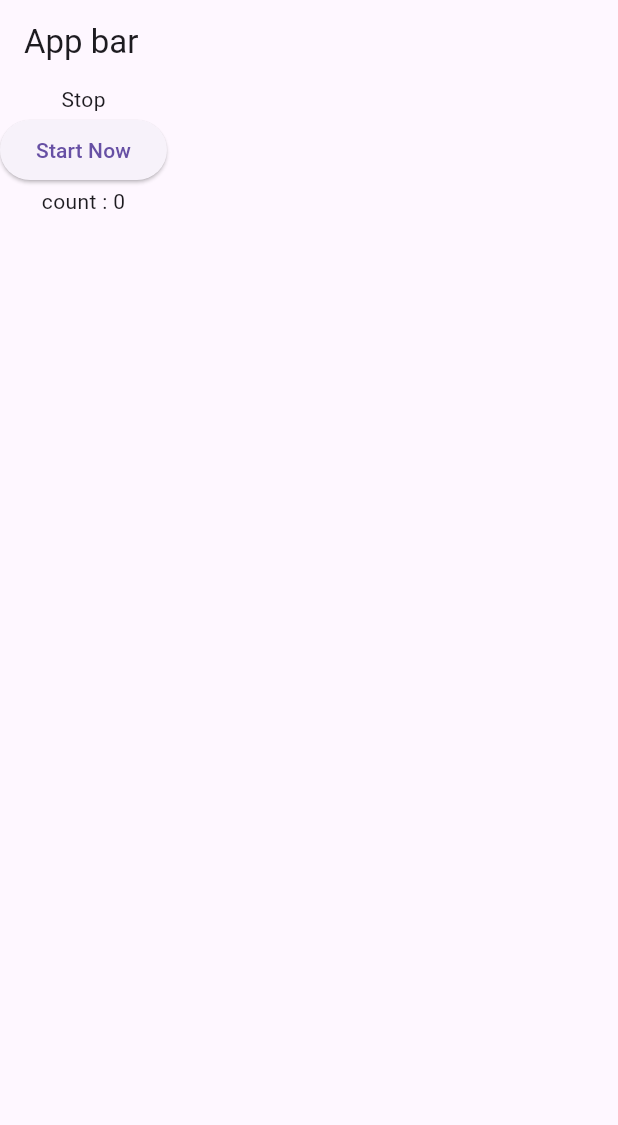
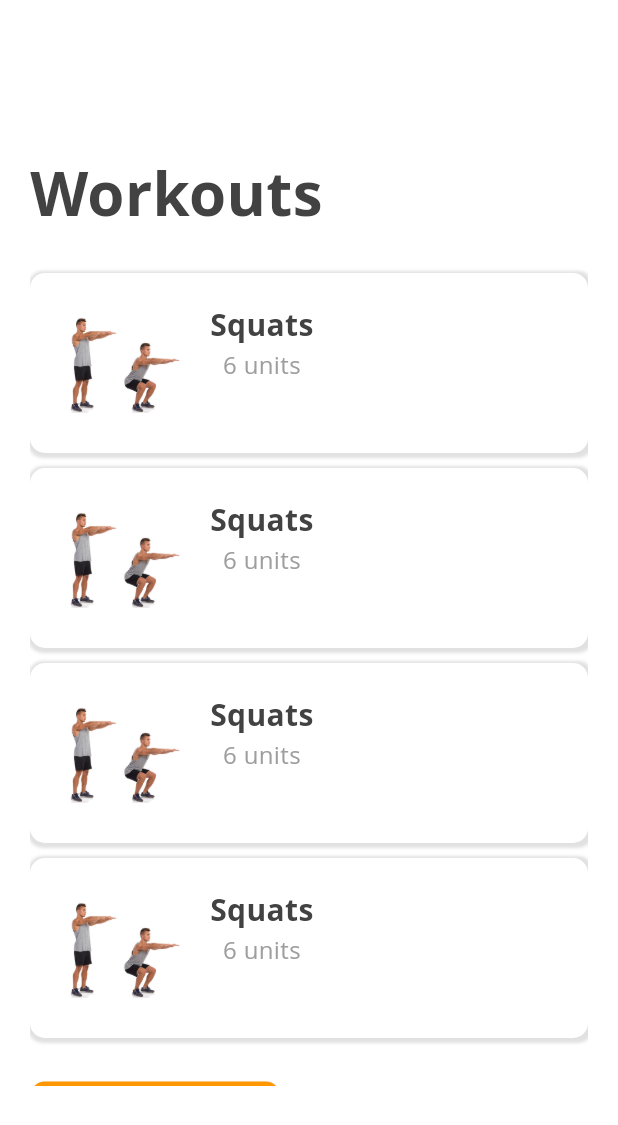
Before and after one commit to medelafia/fitness-tracker, a Flutter app: the screen it shows after launch, on a phone screen of 412 x 824 dp. Shown: the top 1125 px of the screen. Run offline on Flutter 3.47's test engine with Material 3 defaults, Android fonts, the phone set to English and light mode, and no system bars; our stand-ins replace sensors_plus; Roboto replaces fonts that are missing (Open Sans).

Commit message:
create exercices page

```diff
--- a/lib/pages/exercices.dart
+++ b/lib/pages/exercices.dart
@@ -1,3 +1,8 @@
+import 'dart:async';
+import 'dart:math';
+
+import 'package:fitness_tracker/widgets/exercice.dart';
+import 'package:flutter/cupertino.dart';
 import 'package:flutter/material.dart';
 import 'package:sensors_plus/sensors_plus.dart';
 
@@ -17,40 +22,72 @@ class _ExercicesPageState extends State<ExercicesPage> {
 
   int count = 0 ;
   int exerciceNumber = 1 ;
-  bool isStop = true ;
+  ValueNotifier<bool> isStop = ValueNotifier(false) ;
+  bool startPage = true ;
+  List<String> exercices = [ "1" , "2" , "3" , "4" ] ;
+  int stopTimer = 0 ;
 
 
+
+  void startTiming() {
+    if(!isStop.value) return ;
+
+    Timer.periodic(
+      const Duration(seconds: 1),
+      (Timer timer) {
+        setState(() {
+          stopTimer++ ;
+          if(stopTimer >= 30) {
+            isStop.value = false ;
+            stopTimer = 0 ;
+            timer.cancel();
+          }
+        });
+    }) ;
+  }
   @override
   void initState() {
     super.initState();
 
+    isStop.addListener((){
+      if(isStop.value) {
+        startTiming() ;
+      }else {
+        stopTimer = 0 ;
+      }
+    }) ;
+    SquatState squatState = SquatState.standing ;
+    accelerometerEventStream().listen((event) {
 
-    SquatState squatState = SquatState.standing ;
-    userAccelerometerEventStream().listen((event) {
-      if(exerciceNumber == 1 ) {
-        double vertical = event.y ;
-        print(event.y) ;
-        if(squatState == SquatState.standing && vertical < -1.2 ) {
+      if(exerciceNumber == 1  && !startPage && !isStop.value) {
+          double magnitude = sqrt(
+            event.x * event.x +
+            event.y * event.y +
+            event.z * event.z
+          );
+
+
+        if(squatState == SquatState.standing && magnitude > 12 ) {
           squatState = SquatState.goingDown ;
         }
 
-        if(squatState == SquatState.goingDown && vertical.abs() < 0.3 ){
+        if(squatState == SquatState.goingDown && magnitude < 10 ){
           squatState = SquatState.bottom ;
         }
 
-        if(squatState == SquatState.bottom && vertical > 1.2 ) {
+        if(squatState == SquatState.bottom && magnitude < 12 ) {
           squatState = SquatState.goingUp ;
         }
 
-        if(squatState == SquatState.goingUp && vertical.abs() > 0.3 ) {
+        if(squatState == SquatState.goingUp  ) {
           setState(() {
             count++;
           });
           squatState = SquatState.standing ;
-          if(count >= 15) {
+          if(count > 15) {
             setState(() {
               exerciceNumber++ ;
-              isStop = true ;
+              isStop.value = true ;
             });
           }
         }
@@ -59,24 +96,117 @@ class _ExercicesPageState extends State<ExercicesPage> {
   }
   @override
   Widget build(BuildContext context) {
+    if(startPage) {
       return Scaffold(
-      appBar: AppBar(title: const Text("App bar")) ,
-      body: Column(
+        backgroundColor: Colors.white ,
+        body:
+        Padding(
+          padding: EdgeInsets.fromLTRB(20, 100, 20, 100 ),
+          child: SingleChildScrollView(
+            child:  Column(
+              crossAxisAlignment: CrossAxisAlignment.start,
               children: [
-          if(isStop) Text("Stop") else Text("Exercice ${exerciceNumber}") ,
-          if(!isStop) Image.asset("assets/squats.png")
-          else ElevatedButton(
+
+                Container(
+                  margin: EdgeInsets.only(bottom: 20),
+                  child : Text("Workouts" , style: TextStyle(color: Colors.grey[800] , fontFamily: "Open Sans" , fontSize: 40 , fontWeight: FontWeight.bold)  ) ,
+                ),
+                ...exercices.map((element) => ExerciceWidget()) ,
+                Container(
+                  margin: EdgeInsets.only(top: 20),
+                  child:
+                  ElevatedButton.icon(
+                    style: ElevatedButton.styleFrom(
+                      backgroundColor: Colors.orange ,
+                      side: BorderSide.none ,
+                      foregroundColor: Colors.white ,
+                      shape: RoundedRectangleBorder(borderRadius: BorderRadius.all(Radius.circular(10.0)) , side: BorderSide.none) ,
+                    ),
                     onPressed: () {
                       setState(() {
-                isStop = false ;
+                        startPage = false ;
                       });
                     },
-            child: Text("Start Now")),
-          if(exerciceNumber == 1) Text("count : ${count}")
+                    icon : Icon(Icons.play_arrow) ,
+                    iconAlignment: IconAlignment.end,
+                    label: Text("Start Now" , style: TextStyle(color: Colors.white , fontFamily: "Open Sans" , fontSize: 20 , fontWeight: FontWeight.bold) ,)
+                  )
+                )
               ],
             ),
-
-
+          )
+        )
+      ) ;
+    }
+    if(isStop.value) {
+      return Scaffold(
+        backgroundColor: Colors.white ,
+        body:
+        Padding(
+          padding: EdgeInsets.fromLTRB(20, 100, 20, 100 ),
+          child: Center(
+            child: Column(
+              children: [
+                Text(
+                  "Stop" ,
+                  style: TextStyle(color: Colors.grey[800] , fontFamily: "Open Sans" , fontSize: 40 , fontWeight: FontWeight.bold)
+                ) ,
+                Text(
+                  "take your time to respirate , and we will start again after 30 seconds" ,
+                  style: TextStyle(color: Colors.grey[500] , fontFamily: "Open Sans" , fontSize: 16 , fontWeight: FontWeight.normal ) ,
+                  textAlign: TextAlign.center,
+                ) ,
+                Image.asset("assets/squats.png") ,
+                Container(
+                  margin: EdgeInsets.only(top: 30 ),
+                  padding: EdgeInsets.all(10),
+                  decoration: BoxDecoration(
+                    color: Colors.grey[100] ,
+                    borderRadius: BorderRadius.circular(20)
+                  ),
+                  alignment: Alignment.center,
+                  child: Text("${stopTimer}" , style: TextStyle(color: Colors.black , fontFamily: "Open Sans" , fontSize: 40 , fontWeight: FontWeight.bold ))  ,
+                  width: 80 ,
+                  height: 80
+                  )
+              ]
+            )
+          )
+        )
+      )  ;
+    }
+    return Scaffold(
+      backgroundColor: Colors.white ,
+      body:
+      Padding(
+        padding: EdgeInsets.fromLTRB(0, 100, 0, 100) ,
+        child : Center(
+            child: Column(
+            children: [
+              Text(
+                  "Exercice ${exerciceNumber}" ,
+                  style: TextStyle(color: Colors.grey[800] , fontFamily: "Open Sans" , fontSize: 40 , fontWeight: FontWeight.bold),
+                ) ,
+              Padding(
+                padding: const EdgeInsets.fromLTRB(10, 30, 10, 30) ,
+                child: Image.asset("assets/squats.png"),
+                ) ,
+              if(exerciceNumber == 1)
+                Container(
+                  padding: EdgeInsets.all(10),
+                  decoration: BoxDecoration(
+                    color: Colors.grey[100] ,
+                    borderRadius: BorderRadius.circular(20)
+                  ),
+                  alignment: Alignment.center,
+                  child: Text("${count}" , style: TextStyle(color: Colors.black , fontFamily: "Open Sans" , fontSize: 40 , fontWeight: FontWeight.bold ))  ,
+                  width: 80 ,
+                  height: 80
+                  )
+            ],
+          ),
+        )
+      )
     );
   }
 }
--- /dev/null
+++ b/lib/widgets/exercice.dart
@@ -0,0 +1,43 @@
+import 'package:flutter/material.dart';
+
+class ExerciceWidget extends StatelessWidget {
+
+
+  @override
+  Widget build(BuildContext context) {
+    return Container(
+      margin: EdgeInsets.fromLTRB(0, 5, 0, 5),
+      padding: EdgeInsets.all(10),
+      width: MediaQuery.sizeOf(context).width,
+      decoration: BoxDecoration(
+        borderRadius: BorderRadius.all(Radius.circular(10)) ,
+        color: Colors.white,
+        boxShadow: [
+          BoxShadow(
+            color: const Color.fromARGB(255, 225, 225, 225) ,
+            blurRadius: 1 ,
+            blurStyle: BlurStyle.normal ,
+            offset: Offset(1,1 ),
+            spreadRadius: 2
+            )
+        ]
+      ),
+      child:Row(
+        crossAxisAlignment: CrossAxisAlignment.start,
+        children: [
+          Image.asset("assets/squats.png" , width: 100, height: 100,) ,
+          Padding(
+            padding: EdgeInsets.all(10) ,
+            child: Column(
+              mainAxisAlignment: MainAxisAlignment.start,
+              children: [
+                Text("Squats" , style: TextStyle(color: Colors.grey[800] , fontFamily: "Open Sans" , fontSize: 20 , fontWeight: FontWeight.bold),) ,
+                Text("6 units" , style: TextStyle(color: Colors.grey[500] , fontFamily: "Open Sans" , fontSize: 16 , fontWeight: FontWeight.normal),)
+              ],
+            )
+          )
+        ],
+      ),
+    );
+  }
+}
```
Lines whose indentation alone changed are shown as unchanged.
